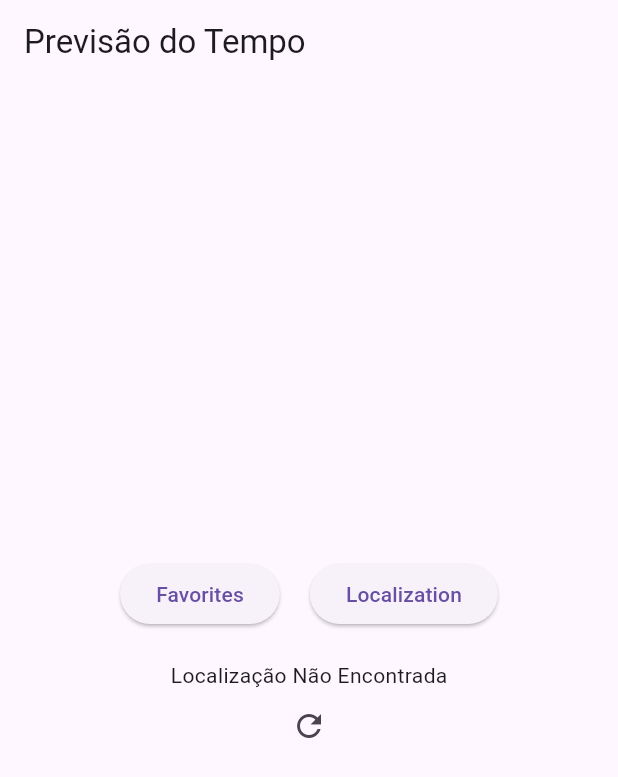
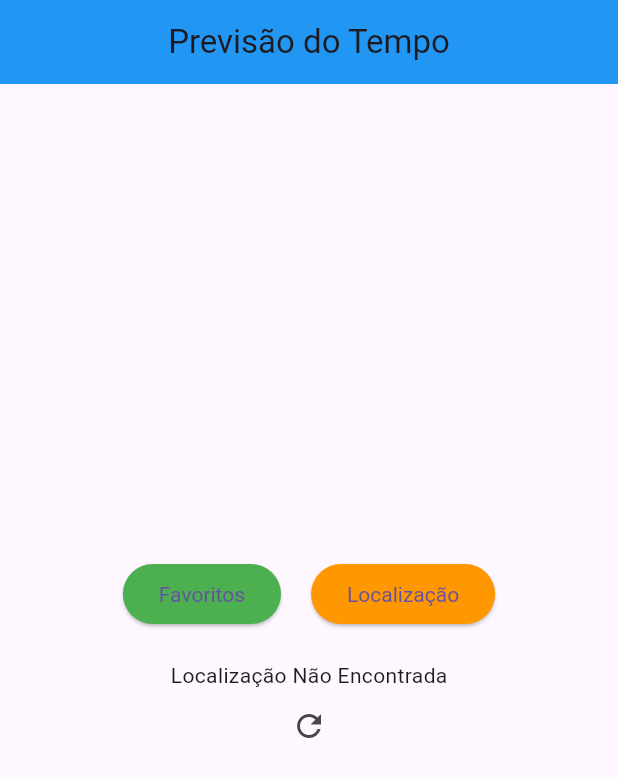
Before and after one commit to DaviEspinosa/FLUTTER, a Flutter app: the screen it shows after launch, on a phone screen of 412 x 824 dp. Shown: the top 777 px of the screen. Run offline on Flutter 3.47's test engine with Material 3 defaults, Android fonts, the phone set to English and light mode, and no system bars; our stand-ins replace audioplayers, cloud_firestore, firebase_auth, firebase_core, geolocator and 2 more; missing offline and left inert: dart:ffi, dart:html, dart:js, dart:js_interop; accounts and stored records are empty.

Commit message:
Update home_screen.dart

```diff
--- a/projeto_api_geo_temp_correcao/lib/View/home_screen.dart
+++ b/projeto_api_geo_temp_correcao/lib/View/home_screen.dart
@@ -3,35 +3,37 @@ import 'package:geolocator/geolocator.dart';
 import 'package:projeto_api_geo_temp_correcao/Controller/weather_controller.dart';
 
 class HomeScreen extends StatefulWidget {
-  const HomeScreen({super.key});
+  const HomeScreen({Key? key}) : super(key: key);
 
   @override
   State<HomeScreen> createState() => _HomeScreenState();
 }
 
 class _HomeScreenState extends State<HomeScreen> {
-
   final WeatherController _controller = WeatherController();
 
   @override
   void initState() {
-    // TODO: implement initState
     super.initState();
+    _getWeather(); //buscando dados
   }
 
-  Future<void> _getWeather() async{
+  Future<void> _getWeather() async {
     try {
       Position _position = await Geolocator.getCurrentPosition();
-      print(_position.latitude);
       _controller.getWeatherbyLocation(
-        _position.latitude,_position.longitude
+        _position.latitude,
+        _position.longitude,
       );
-      setState(() {
-
-      });
-
+      setState(() {});
     } catch (e) {
       print(e);
+      ScaffoldMessenger.of(context).showSnackBar(
+        SnackBar(
+          content: Text('Erro ao obter localização ou dados do tempo.'),
+          duration: Duration(seconds: 3),
+        ),
+      );
     }
   }
 
@@ -40,63 +42,86 @@ class _HomeScreenState extends State<HomeScreen> {
     return Scaffold(
       appBar: AppBar(
         title: Text("Previsão do Tempo"),
+        backgroundColor: Colors.blue,
+        centerTitle: true,
       ),
-      body:Padding(
+      body: Padding(
         padding: EdgeInsets.all(12),
         child: Center(
-          child:Column(
+          child: Column(
             mainAxisAlignment: MainAxisAlignment.center,
             children: [
               Row(
                 mainAxisAlignment: MainAxisAlignment.center,
                 children: [
                   ElevatedButton(
-                    onPressed: (){Navigator.pushNamed(context, '/favorites');},
-                    child: const Text("Favorites")),
-                  const SizedBox(width: 20),
+                    onPressed: () {
+                      Navigator.pushNamed(context, '/favorites');
+                    },
+                    child: Text("Favoritos"),
+                    style: ElevatedButton.styleFrom(
+                      primary: Colors.green,
+                      textStyle: TextStyle(color: Colors.white),
+                    ),
+                  ),
+                  SizedBox(width: 20),
                   ElevatedButton(
-                    onPressed: (){Navigator.pushNamed(context, '/search');},
-                    child: const Text("Localization"))
+                    onPressed: () {
+                      Navigator.pushNamed(context, '/search');
+                    },
+                    child: Text("Localização"),
+                    style: ElevatedButton.styleFrom(
+                      primary: Colors.orange,
+                      textStyle: TextStyle(color: Colors.white),
+                    ),
+                  ),
                 ],
               ),
-              const SizedBox(height: 20),
-              //construir a exibição do clima(geolocalização)
-              Builder(
-                builder: (context) {
-                  if (_controller.weatherList.isEmpty) {
-                    return Column(children: [
-                      const Text("Localização Não Encontrada"),
-                      IconButton(
-                        icon: const Icon(Icons.refresh),
-                        onPressed: () {
-                          _getWeather();
-                        },
-                      )
-                    ]);
-                  } else {
-                    return Column(
+              SizedBox(height: 20),
+              // mostrar informação weather
+              _controller.weatherList.isEmpty
+                  ? Column(
                       children: [
-                        Text(_controller.weatherList.last.name),
-                        Text(_controller.weatherList.last.main),
-                        Text(_controller.weatherList.last.description),
-                        Text((_controller.weatherList.last.temp - 273)
-                            .toString()),
-                        Text((_controller.weatherList.last.tempMax - 273)
-                            .toString()),
-                        Text((_controller.weatherList.last.tempMin - 273)
-                            .toString()),
+                        Text("Localização Não Encontrada"),
                         IconButton(
-                          icon: const Icon(Icons.refresh),
+                          icon: Icon(Icons.refresh),
                           onPressed: () {
                             _getWeather();
                           },
                         )
                       ],
-                    );
-                  }
-                })
-          ],
-        )),
+                    )
+                  : Column(
+                      children: [
+                        Text(_controller.weatherList.last.name,
+                            style: TextStyle(fontSize: 24, fontWeight: FontWeight.bold)),
+                        Text(_controller.weatherList.last.main,
+                            style: TextStyle(fontSize: 18)),
+                        Text(_controller.weatherList.last.description,
+                            style: TextStyle(fontSize: 18)),
+                        Text(
+                          "${(_controller.weatherList.last.temp - 273).toStringAsFixed(1)} °C",
+                          style: TextStyle(fontSize: 18),
+                        ),
+                        Text(
+                          "Máx: ${(_controller.weatherList.last.tempMax - 273).toStringAsFixed(1)} °C",
+                          style: TextStyle(fontSize: 18),
+                        ),
+                        Text(
+                          "Min: ${(_controller.weatherList.last.tempMin - 273).toStringAsFixed(1)} °C",
+                          style: TextStyle(fontSize: 18),
+                        ),
+                        IconButton(
+                          icon: Icon(Icons.refresh),
+                          onPressed: () {
+                            _getWeather();
+                          },
+                        )
+                      ],
+                    ),
+            ],
+          ),
+        ),
       ),
     );
   }
```
